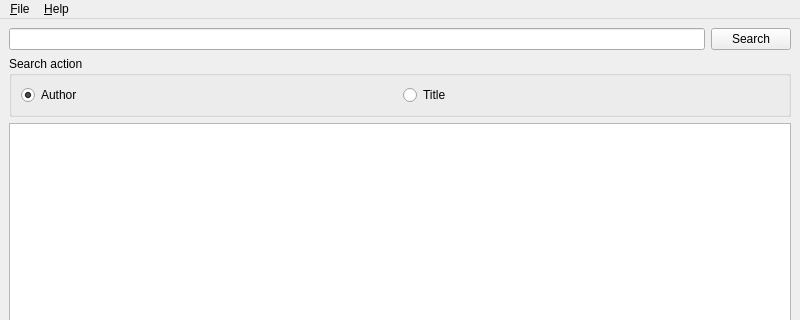
The window that mainwindow.ui (tootal/DBLParse) describes before a commit, drawn with Qt 5; both pictures show x 0 to 800 and y 0 to 320 of the 800 by 600 pixel window.
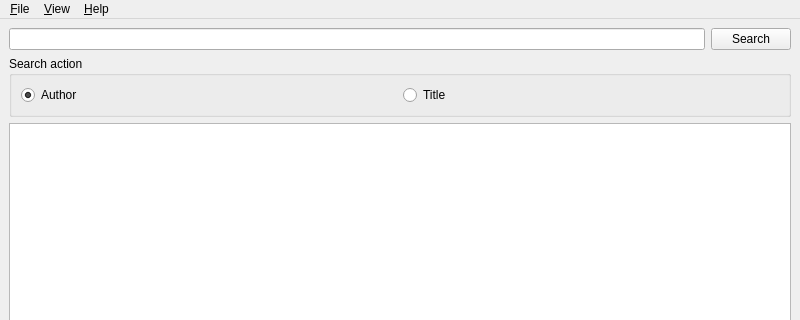
The same window after the commit.

Patch:
```diff
--- a/mainwindow.ui
+++ b/mainwindow.ui
@@ -84,7 +84,14 @@
     <addaction name="action_Open"/>
     <addaction name="actionE_xit"/>
    </widget>
+   <widget class="QMenu" name="menu_View">
+    <property name="title">
+     <string>&amp;View</string>
+    </property>
+    <addaction name="action_Status"/>
+   </widget>
    <addaction name="menu_File"/>
+   <addaction name="menu_View"/>
    <addaction name="menu_Help"/>
   </widget>
   <widget class="QStatusBar" name="statusbar"/>
```
Left out of the diff: 5 changed lines with no effect on the pictures.
